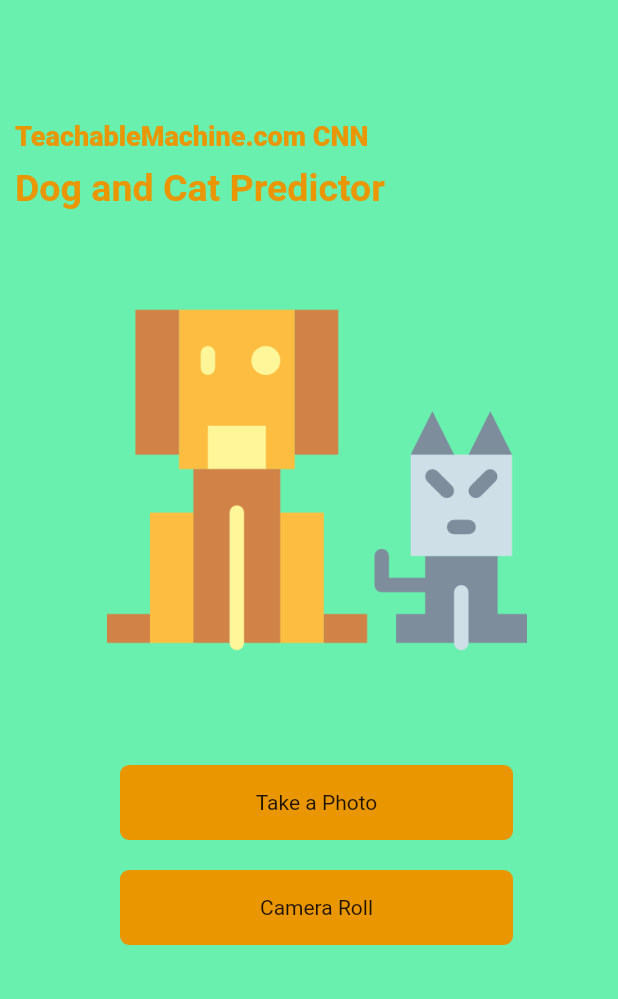
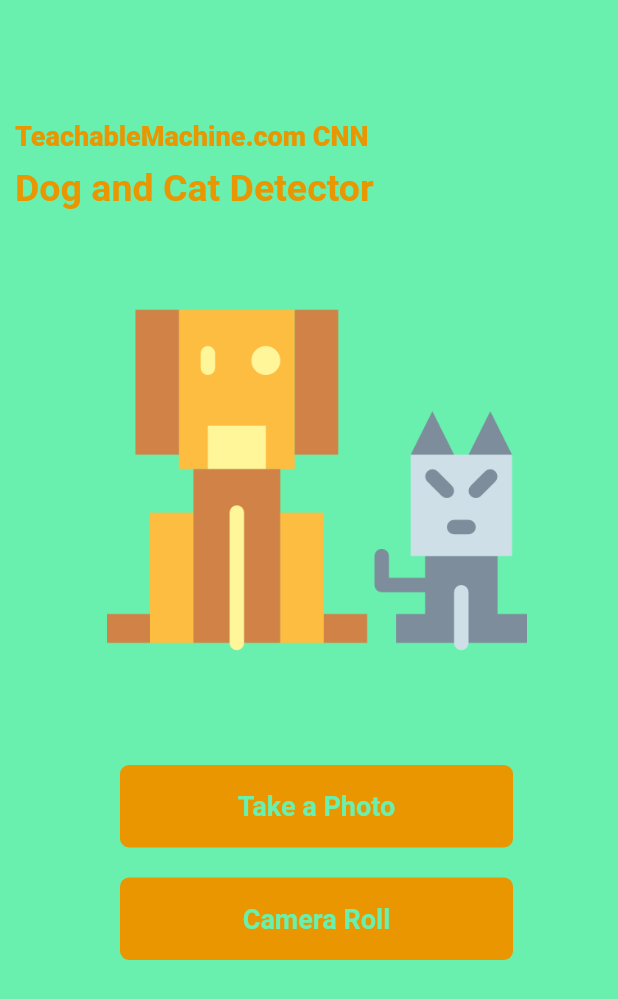
Before and after one commit to Daniel-Sogbey/cat_vs_dog_detector, a Flutter app: the screen it shows after launch, on a phone screen of 412 x 824 dp. Shown: the top 999 px of the screen. Run offline on Flutter 3.47's test engine with Material 2 defaults, Android fonts, the phone set to English and light mode, and no system bars; our stand-ins replace image_picker, splashscreen; missing offline and left inert: dart:html, tflite.

```diff
--- /dev/null
+++ b/assets/labels.txt
@@ -0,0 +1,2 @@
+0 Cat
+1 Dog
--- a/lib/constants/constants.dart
+++ b/lib/constants/constants.dart
@@ -12,3 +12,9 @@ const kAppNameTextStyle = TextStyle(
   color: Color(0xFFE99600),
   fontWeight: FontWeight.bold,
 );
+
+const kActionTextStyle = TextStyle(
+  fontSize: 18.0,
+  color: Colors.greenAccent,
+  fontWeight: FontWeight.bold,
+);
--- a/lib/home_screen.dart
+++ b/lib/home_screen.dart
@@ -1,4 +1,8 @@
+import 'dart:html';
+
 import 'package:flutter/material.dart';
+import 'package:image_picker/image_picker.dart';
+import 'package:tflite/tflite.dart';
 
 import './constants/constants.dart';
 
@@ -9,6 +13,46 @@ class HomeScreen extends StatefulWidget {
 
 class _HomeScreenState extends State<HomeScreen> {
   bool _loading = true;
+  File _image;
+
+  List _output;
+  final picker = ImagePicker();
+
+  @override
+  void initState() {
+    super.initState();
+    loadModel().then((value) {
+      setState(() {});
+    });
+  }
+
+  @override
+  void dispose() {
+    Tflite.close();
+    super.dispose();
+  }
+
+  classifyImage(File image) async {
+    var output = await Tflite.runModelOnImage(
+      path: image.relativePath,
+      numResults: 2,
+      threshold: 0.5,
+      imageMean: 127.5,
+      imageStd: 127.5,
+    );
+
+    setState(() {
+      _output = output;
+      _loading = false;
+    });
+  }
+
+  loadModel() async {
+    await Tflite.loadModel(
+      model: 'assets/model_unquant.tflite',
+      labels: 'assets/labels.txt',
+    );
+  }
 
   @override
   Widget build(BuildContext context) {
@@ -31,7 +75,7 @@ class _HomeScreenState extends State<HomeScreen> {
                 height: 10.0,
               ),
               Text(
-                'Dog and Cat Predictor',
+                'Dog and Cat Detector',
                 style: kAppNameTextStyle,
               ),
               SizedBox(
@@ -81,7 +125,10 @@ Widget _buildGestureDetector(BuildContext context, String actionType) {
         color: Color(0xFFE99600),
         borderRadius: BorderRadius.circular(6.0),
       ),
-      child: Text(actionType),
+      child: Text(
+        actionType,
+        style: kActionTextStyle,
+      ),
     ),
   );
 }
```
Also changed, not shown: 2 other files.
